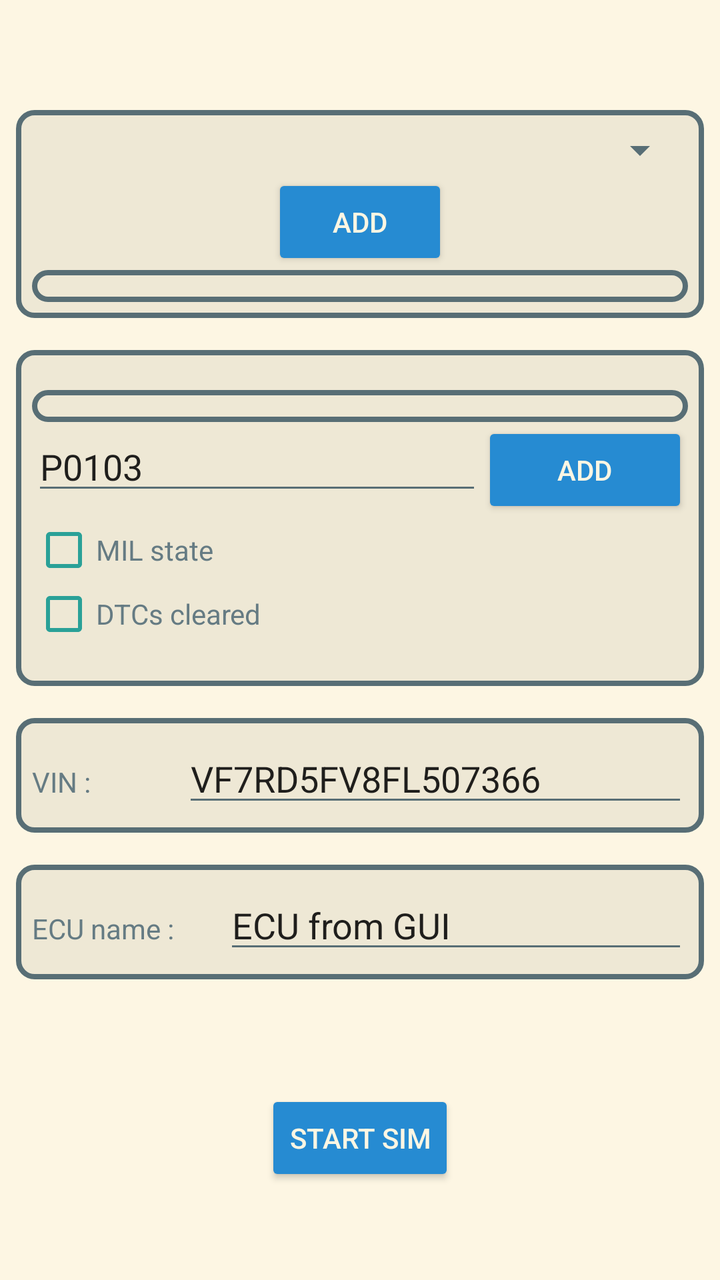
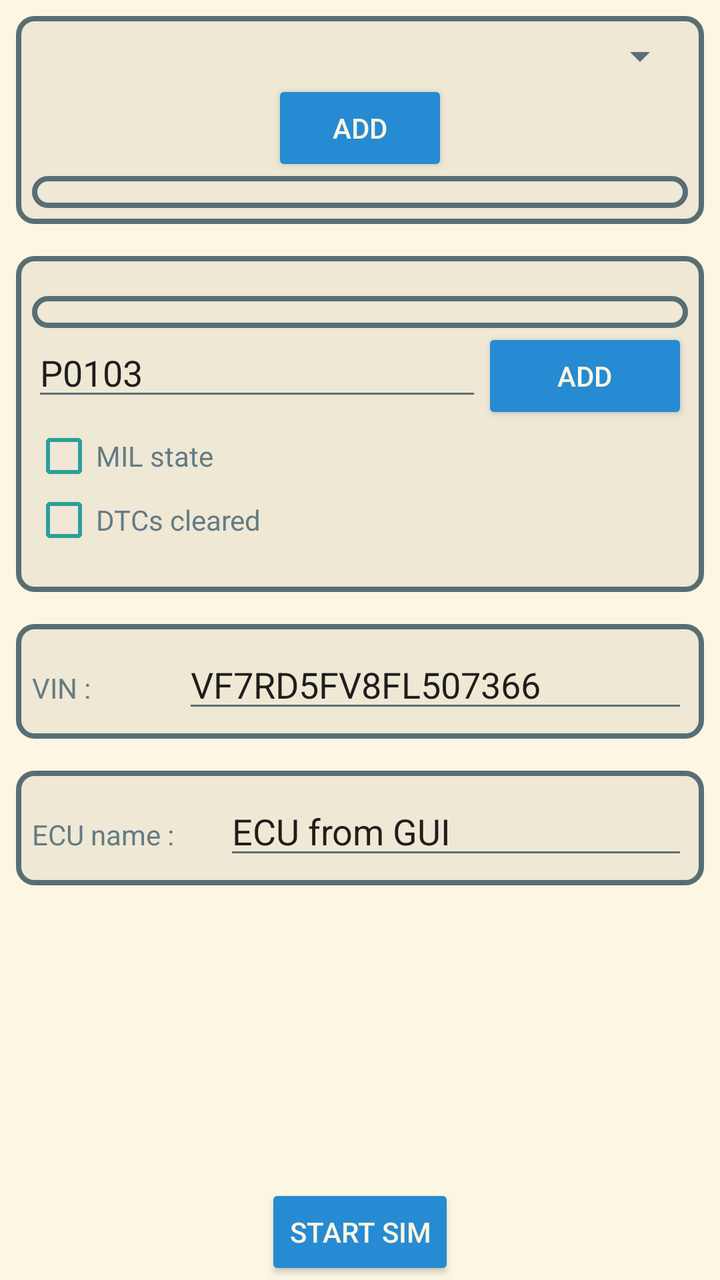

Before-and-after screenshots of an Android layout around one commit, followed by the original layout XML and the change that was made.
<!-- AndroidManifest.xml: application theme Theme.Solarized -->
<!-- res/layout/sim.xml -->
<?xml version="1.0" encoding="utf-8"?>
<androidx.constraintlayout.widget.ConstraintLayout xmlns:android="http://schemas.android.com/apk/res/android"
    xmlns:app="http://schemas.android.com/apk/res-auto"
    xmlns:tools="http://schemas.android.com/tools"
    android:id="@+id/frameLayout"
    android:layout_width="match_parent"
    android:layout_height="match_parent" >

    <ScrollView
        android:id="@+id/sim_settings"
        android:layout_width="match_parent"
        android:layout_height="wrap_content"
        android:clipToPadding="false"
        app:layout_constraintBottom_toTopOf="@+id/sim_state"
        app:layout_constraintTop_toTopOf="parent">

        <LinearLayout
            android:layout_width="match_parent"
            android:layout_height="wrap_content"
            android:orientation="vertical"
            app:layout_constraintBottom_toTopOf="@+id/sim_state"
            app:layout_constraintStart_toStartOf="parent">

            <LinearLayout
                android:layout_width="match_parent"
                android:layout_height="wrap_content"
                android:layout_margin="8dp"
                android:background="@drawable/border"
                android:orientation="vertical">

                <LinearLayout
                    android:layout_width="match_parent"
                    android:layout_height="match_parent"
                    android:gravity="center_horizontal"
                    android:orientation="vertical">

                    <Spinner
                        android:id="@+id/signal_choice"
                        android:layout_width="match_parent"
                        android:layout_height="wrap_content" />

                    <Button
                        android:id="@+id/signal_add"
                        android:layout_width="wrap_content"
                        android:layout_height="wrap_content"
                        android:layout_weight="1"
                        android:text="Add" />
                </LinearLayout>

                <LinearLayout
                    android:id="@+id/signal_container"
                    android:layout_width="match_parent"
                    android:layout_height="match_parent"
                    android:background="@drawable/border"
                    android:orientation="vertical"></LinearLayout>

            </LinearLayout>

            <LinearLayout
                android:layout_width="match_parent"
                android:layout_height="wrap_content"
                android:layout_margin="8dp"
                android:background="@drawable/border"
                android:orientation="vertical"
                android:paddingVertical="20dp">

                <ListView
                    android:id="@+id/dtc_list"
                    android:layout_width="match_parent"
                    android:layout_height="wrap_content"
                    android:background="@drawable/border"
                    android:visibility="visible"></ListView>

                <LinearLayout
                    android:layout_width="match_parent"
                    android:layout_height="match_parent"
                    android:orientation="horizontal">

                    <EditText
                        android:id="@+id/dtc_entry"
                        android:layout_width="wrap_content"
                        android:layout_height="wrap_content"
                        android:layout_weight="1"
                        android:ems="10"
                        android:inputType="textNoSuggestions"
                        android:imeOptions="flagNoPersonalizedLearning"
                        android:importantForAutofill="no"
                        android:autofillHints=""
                        android:text="P0103" />

                    <Button
                        android:id="@+id/dtc_entery_validate"
                        android:layout_width="wrap_content"
                        android:layout_height="wrap_content"
                        android:layout_weight="1"
                        android:text="Add" />

                </LinearLayout>

                <LinearLayout
                    android:layout_width="match_parent"
                    android:layout_height="match_parent"
                    android:orientation="horizontal">

                    <CheckBox
                        android:id="@+id/mil_state"
                        android:layout_width="wrap_content"
                        android:layout_height="wrap_content"
                        android:layout_weight="1"
                        android:text="MIL state" />
                </LinearLayout>

                <LinearLayout
                    android:layout_width="match_parent"
                    android:layout_height="match_parent"
                    android:orientation="horizontal">

                    <CheckBox
                        android:id="@+id/dtcs_cleared"
                        android:layout_width="wrap_content"
                        android:layout_height="wrap_content"
                        android:layout_weight="1"
                        android:text="DTCs cleared" />
                </LinearLayout>
            </LinearLayout>

            <LinearLayout
                android:layout_width="match_parent"
                android:layout_height="wrap_content"
                android:layout_margin="8dp"
                android:background="@drawable/border"
                android:orientation="horizontal">

                <TextView
                    android:id="@+id/textView2"
                    android:layout_width="wrap_content"
                    android:layout_height="wrap_content"
                    android:layout_weight="1"
                    android:text="VIN : " />

                <EditText
                    android:id="@+id/vin"
                    android:layout_width="wrap_content"
                    android:layout_height="wrap_content"
                    android:layout_weight="1"
                    android:ems="10"
                    android:inputType="textNoSuggestions"
                    android:imeOptions="flagNoPersonalizedLearning"
                    android:importantForAutofill="no"
                    android:autofillHints=""
                    android:text="VF7RD5FV8FL507366" />
            </LinearLayout>

            <LinearLayout
                android:layout_width="match_parent"
                android:layout_height="wrap_content"
                android:layout_margin="8dp"
                android:background="@drawable/border"
                android:orientation="horizontal">

                <TextView
                    android:id="@+id/textView"
                    android:layout_width="wrap_content"
                    android:layout_height="wrap_content"
                    android:layout_weight="1"
                    android:text="ECU name : " />

                <EditText
                    android:id="@+id/ecu_name"
                    android:layout_width="wrap_content"
                    android:layout_height="wrap_content"
                    android:layout_weight="1"
                    android:ems="10"
                    android:inputType="textNoSuggestions"
                    android:imeOptions="flagNoPersonalizedLearning"
                    android:importantForAutofill="no"
                    android:autofillHints=""
                    android:text="ECU from GUI" />
            </LinearLayout>
        </LinearLayout>
    </ScrollView>

    <Button
        android:id="@+id/sim_state"
        android:layout_width="wrap_content"
        android:layout_height="wrap_content"
        android:text="Start Sim"
        app:layout_constraintBottom_toBottomOf="parent"
        app:layout_constraintEnd_toEndOf="parent"
        app:layout_constraintStart_toStartOf="parent"
        app:layout_constraintTop_toBottomOf="@+id/sim_settings" />

</androidx.constraintlayout.widget.ConstraintLayout>
<!-- resources referenced by this layout -->
<resources>
  <!-- drawable border (drawable) -->
  <shape xmlns:android="http://schemas.android.com/apk/res/android">
      
      <solid android:color="?attr/colorPrimary"/>
  
      
      <stroke
          android:width="2.5dp"
          android:color="?attr/android:textColorSecondary"/>
  
      
      <corners android:radius="8dp"/>
  
      
      <padding
          android:left="8dp"
          android:top="8dp"
          android:right="8dp"
          android:bottom="8dp"/>
  </shape>
  <style name="Theme.Solarized" parent="Theme.AppCompat.Light.NoActionBar">
          <item name="colorPrimary">@color/sol_base2</item>
          <item name="colorPrimaryDark">@color/sol_base1</item>
          <item name="colorAccent">@color/sol_blue</item>
  
          <item name="android:windowBackground">@color/sol_base3</item>
          <item name="android:colorBackground">@color/sol_base3</item>
          <item name="android:textColor">@color/sol_base00</item>
          <item name="android:textColorSecondary">@color/sol_base01</item>
  
          <item name="android:textViewStyle">@style/Solarized.TextView.Light</item>
          <item name="android:editTextStyle">@style/Solarized.EditText.Light</item>
          <item name="android:buttonStyle">@style/Solarized.Button.Light</item>
          <item name="android:checkboxStyle">@style/Solarized.CheckBox.Light</item>
      </style>
  <color name="sol_base2">#eee8d5</color>
  <color name="sol_base1">#93a1a1</color>
  <color name="sol_blue">#268bd2</color>
  <color name="sol_base3">#fdf6e3</color>
  <color name="sol_base00">#657b83</color>
  <color name="sol_base01">#586e75</color>
  <style name="Solarized.TextView.Light" parent="TextAppearance.AppCompat">
          <item name="android:textColor">@color/sol_base00</item>
      </style>
  <style name="Solarized.EditText.Light" parent="Widget.AppCompat.EditText">
          <item name="android:textColor">@color/sol_base00</item>
          <item name="android:textColorHint">@color/sol_base01</item>
          <item name="android:backgroundTint">@color/sol_base1</item>
      </style>
  <style name="Solarized.Button.Light" parent="Widget.AppCompat.Button">
          <item name="android:textColor">@color/sol_base3</item>
          <item name="android:backgroundTint">@color/sol_blue</item>
      </style>
  <style name="Solarized.CheckBox.Light" parent="Widget.AppCompat.CompoundButton.CheckBox">
          <item name="android:textColor">@color/sol_base00</item>
          <item name="buttonTint">@color/sol_cyan</item>
      </style>
  <color name="sol_cyan">#2aa198</color>
</resources>

<!-- the commit's change to res/layout/sim.xml (unified diff, before → after) -->
@@ -8,18 +8,18 @@
 
     <ScrollView
         android:id="@+id/sim_settings"
-        android:layout_width="match_parent"
-        android:layout_height="wrap_content"
+        android:layout_width="0dp"
+        android:layout_height="0dp"
         android:clipToPadding="false"
-        app:layout_constraintBottom_toTopOf="@+id/sim_state"
-        app:layout_constraintTop_toTopOf="parent">
+        app:layout_constraintTop_toTopOf="parent"
+        app:layout_constraintBottom_toTopOf="@id/sim_state"
+        app:layout_constraintStart_toStartOf="parent"
+        app:layout_constraintEnd_toEndOf="parent">
 
         <LinearLayout
             android:layout_width="match_parent"
             android:layout_height="wrap_content"
-            android:orientation="vertical"
-            app:layout_constraintBottom_toTopOf="@+id/sim_state"
-            app:layout_constraintStart_toStartOf="parent">
+            android:orientation="vertical">
 
             <LinearLayout
                 android:layout_width="match_parent"
@@ -30,7 +30,7 @@
 
                 <LinearLayout
                     android:layout_width="match_parent"
-                    android:layout_height="match_parent"
+                    android:layout_height="wrap_content"
                     android:gravity="center_horizontal"
                     android:orientation="vertical">
 
@@ -50,9 +50,9 @@
                 <LinearLayout
                     android:id="@+id/signal_container"
                     android:layout_width="match_parent"
-                    android:layout_height="match_parent"
+                    android:layout_height="wrap_content"
                     android:background="@drawable/border"
-                    android:orientation="vertical"></LinearLayout>
+                    android:orientation="vertical" />
 
             </LinearLayout>
 
@@ -69,11 +69,11 @@
                     android:layout_width="match_parent"
                     android:layout_height="wrap_content"
                     android:background="@drawable/border"
-                    android:visibility="visible"></ListView>
+                    android:visibility="visible" />
 
                 <LinearLayout
                     android:layout_width="match_parent"
-                    android:layout_height="match_parent"
+                    android:layout_height="wrap_content"
                     android:orientation="horizontal">
 
                     <EditText
@@ -99,7 +99,7 @@
 
                 <LinearLayout
                     android:layout_width="match_parent"
-                    android:layout_height="match_parent"
+                    android:layout_height="wrap_content"
                     android:orientation="horizontal">
 
                     <CheckBox
@@ -112,7 +112,7 @@
 
                 <LinearLayout
                     android:layout_width="match_parent"
-                    android:layout_height="match_parent"
+                    android:layout_height="wrap_content"
                     android:orientation="horizontal">
 
                     <CheckBox
